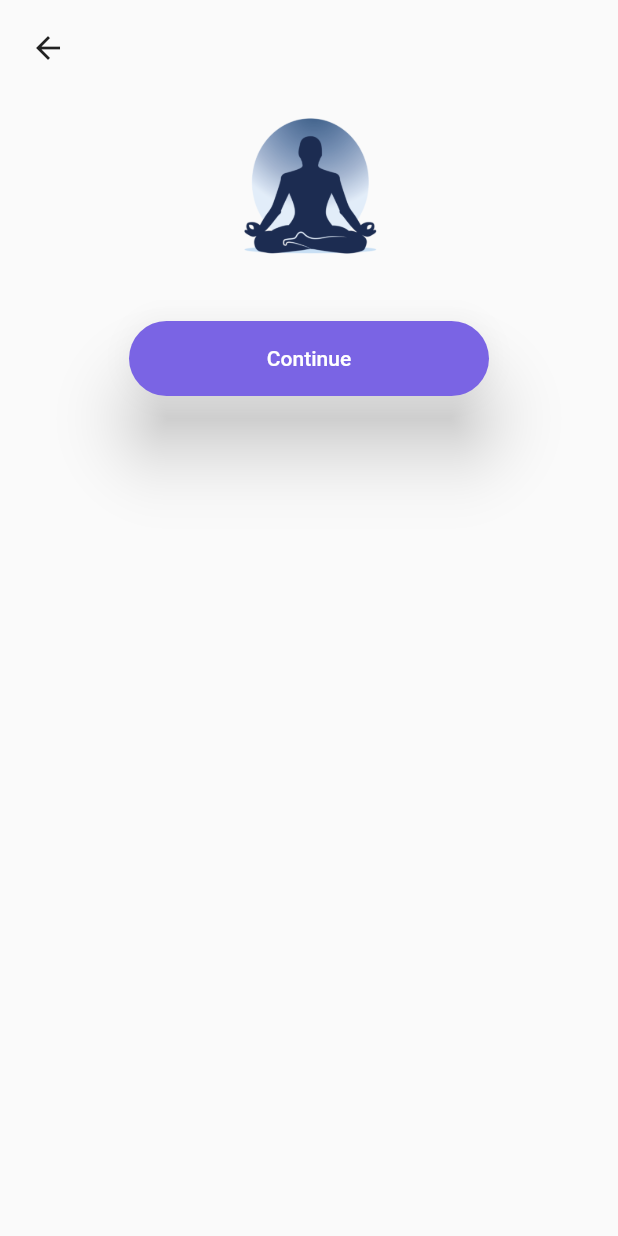
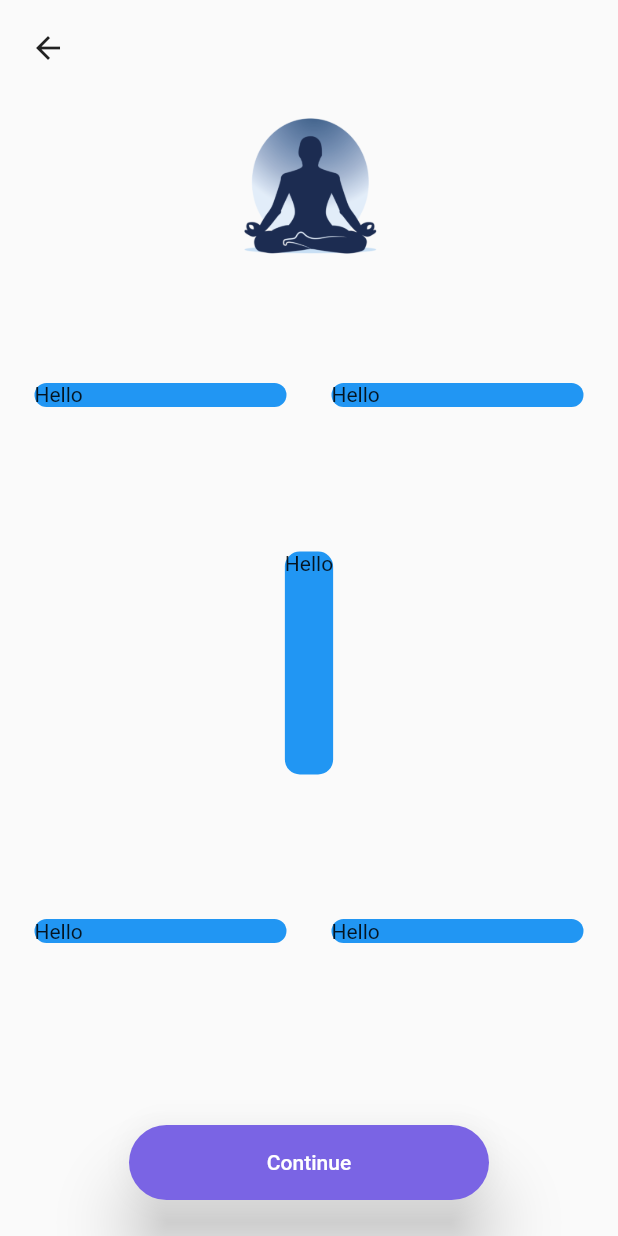
Before and after one commit to rks369/Swastha, a Flutter app: the ParameterDetail screen opened by its route, on a phone screen of 412 x 824 dp. Run offline on Flutter 3.47's test engine with Material 2 defaults, Android fonts, the phone set to English and light mode, and no system bars.

Commit message:
UserCard checking on the parameter page

```diff
--- a/lib/screens/parameters_detail.dart
+++ b/lib/screens/parameters_detail.dart
@@ -1,6 +1,7 @@
 import 'package:flutter/material.dart';
 import 'package:swastha/screens/dashboard.dart';
 import 'package:swastha/utils/styles.dart';
+import 'package:swastha/widgets/card.dart';
 import 'package:swastha/widgets/round_button.dart';
 
 class ParameterDetail extends StatefulWidget {
@@ -30,6 +31,26 @@ class _ParameterDetailState extends State<ParameterDetail> {
                 width: 100,
                 height: 100,
               ),
+              Expanded(
+                  child: Column(
+                    children: <Widget>[
+                      Expanded(child: Row(
+                        children: <Widget>[
+                          Expanded(child: UserCard()),
+                          Expanded(child: UserCard()),
+                        ],
+                      )),
+                      Expanded(child: UserCard()),
+                      Expanded(child: Row(
+                        children: <Widget>[
+                          Expanded(child: UserCard()),
+                          Expanded(child: UserCard()),
+                        ],
+                      )),
+
+                    ],
+                  )
+              ),
               const SizedBox(
                 height: 24,
               ),
--- a/lib/widgets/card.dart
+++ b/lib/widgets/card.dart
@@ -1,4 +1,5 @@
 import 'package:flutter/material.dart';
+import 'package:swastha/utils/styles.dart';
 
 
 class UserCard extends StatelessWidget {
@@ -6,17 +7,15 @@ class UserCard extends StatelessWidget {
 
   @override
   Widget build(BuildContext context) {
-    return Expanded(
+    return GestureDetector(
+      onTap: (){},
       child: Container(
-        child: const Icon(
-          Icons.male,
+        child: Text("Hello"),
+        margin: EdgeInsets.all(15.0),
+        decoration: BoxDecoration(
           color: Colors.blue,
-          size: 40.0,
+          borderRadius: BorderRadius.circular(10.0),
         ),
-            decoration: BoxDecoration(
-          color: Colors.blue,
-              borderRadius: BorderRadius.circular(10.0)
-      ),
       ),
     );
   }
```
